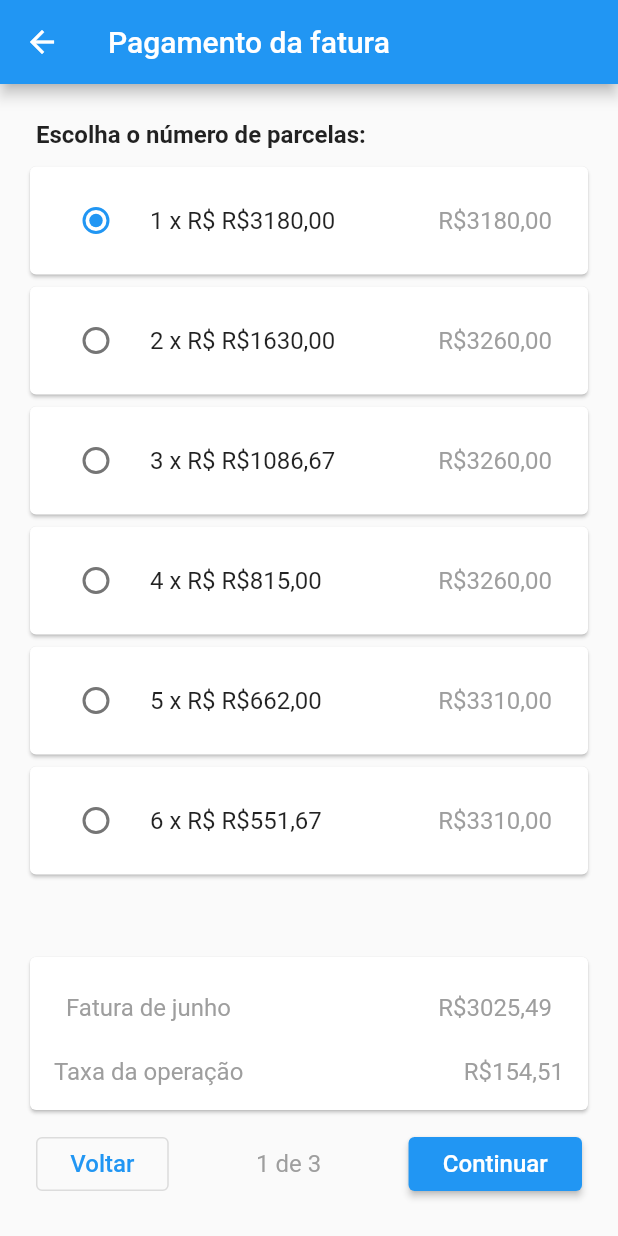
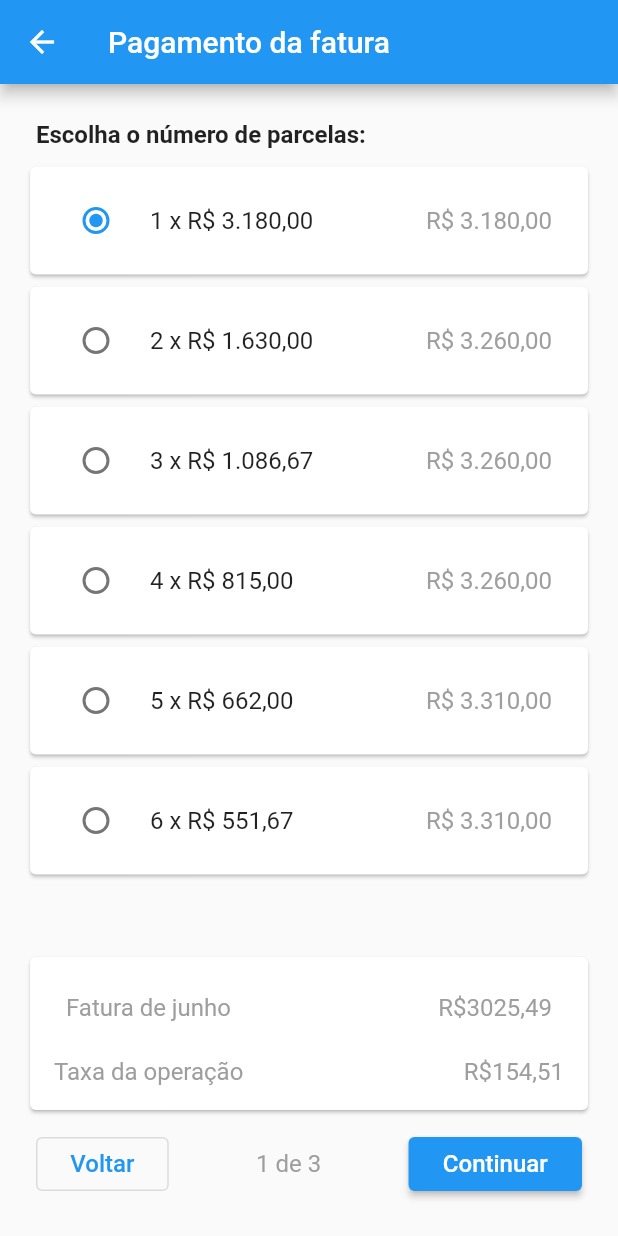
Before and after one commit to rafaeleiki/flutter-faturas, a Flutter app: the PaymentOptionsScreen screen opened directly, on a phone screen of 412 x 824 dp. Run offline on Flutter 3.47's test engine with Material 2 defaults, Android fonts, the phone set to English and light mode, and no system bars.

Commit message:
Added intl

```diff
--- a/lib/payment-options/view/screens/payment_options.dart
+++ b/lib/payment-options/view/screens/payment_options.dart
@@ -1,5 +1,7 @@
+import 'package:faturas/payment-options/view_model/payment_options.dart';
 import 'package:flutter/material.dart';
 import 'package:faturas/payment-options/model/payment_option.dart';
+import 'package:intl/intl.dart';
 
 class PaymentOptionsScreen extends StatefulWidget {
   const PaymentOptionsScreen({Key? key}) : super(key: key);
@@ -11,7 +13,6 @@ class PaymentOptionsScreen extends StatefulWidget {
 }
 
 class _PaymentOptionsScreenState extends State<PaymentOptionsScreen> {
-
   @override
   Widget build(BuildContext context) {
     TextStyle? boldTextStyle = Theme.of(context).textTheme.bodyText1;
@@ -87,7 +88,6 @@ class _PaymentOptionsScreenState extends State<PaymentOptionsScreen> {
       ),
     );
   }
-
 }
 
 class PaymentPortionList extends StatelessWidget {
@@ -113,8 +113,8 @@ class PaymentPortionList extends StatelessWidget {
         itemBuilder: (context, index) {
           PaymentOption paymentOption = _paymentOptions[index];
           return PaymentPortionItem(
-              selectedOption: selectedOption,
-              paymentOption: paymentOption,
+            selectedOption: selectedOption,
+            paymentOption: paymentOption,
           );
         },
       ),
@@ -123,28 +123,25 @@ class PaymentPortionList extends StatelessWidget {
 }
 
 class PaymentPortionItem extends StatelessWidget {
-  const PaymentPortionItem({
-    required this.selectedOption,
-    required this.paymentOption,
-    Key? key}) : super(key: key);
+  const PaymentPortionItem(
+      {required this.selectedOption, required this.paymentOption, Key? key})
+      : super(key: key);
 
   final PaymentOption selectedOption;
   final PaymentOption paymentOption;
 
-  String _toCurrency(double value) =>
-      'R\$${value.toStringAsFixed(2).replaceAll('.', ',')}';
-
   @override
   Widget build(BuildContext context) {
-    String optionText = '${paymentOption.number} x R\$ ${_toCurrency(
-        paymentOption.value)}';
+    NumberFormat nf = NumberFormat.simpleCurrency(locale: 'pt_BR');
+    String optionText =
+        '${paymentOption.number} x ${nf.format(paymentOption.value)}';
 
     return Card(
       child: Padding(
         padding: const EdgeInsets.all(8.0),
         child: RadioListTile<PaymentOption>(
           title: Text(optionText),
-          secondary: Text(_toCurrency(paymentOption.total)),
+          secondary: Text(nf.format(paymentOption.total)),
           value: paymentOption,
           groupValue: selectedOption,
           onChanged: (PaymentOption? value) => {},
--- a/pubspec.yaml
+++ b/pubspec.yaml
@@ -34,6 +34,7 @@ dependencies:
   # The following adds the Cupertino Icons font to your application.
   # Use with the CupertinoIcons class for iOS style icons.
   cupertino_icons: ^1.0.2
+  intl: ^0.17.0
 
 dev_dependencies:
   flutter_test:
```
Also changed, not shown: pubspec.lock.
